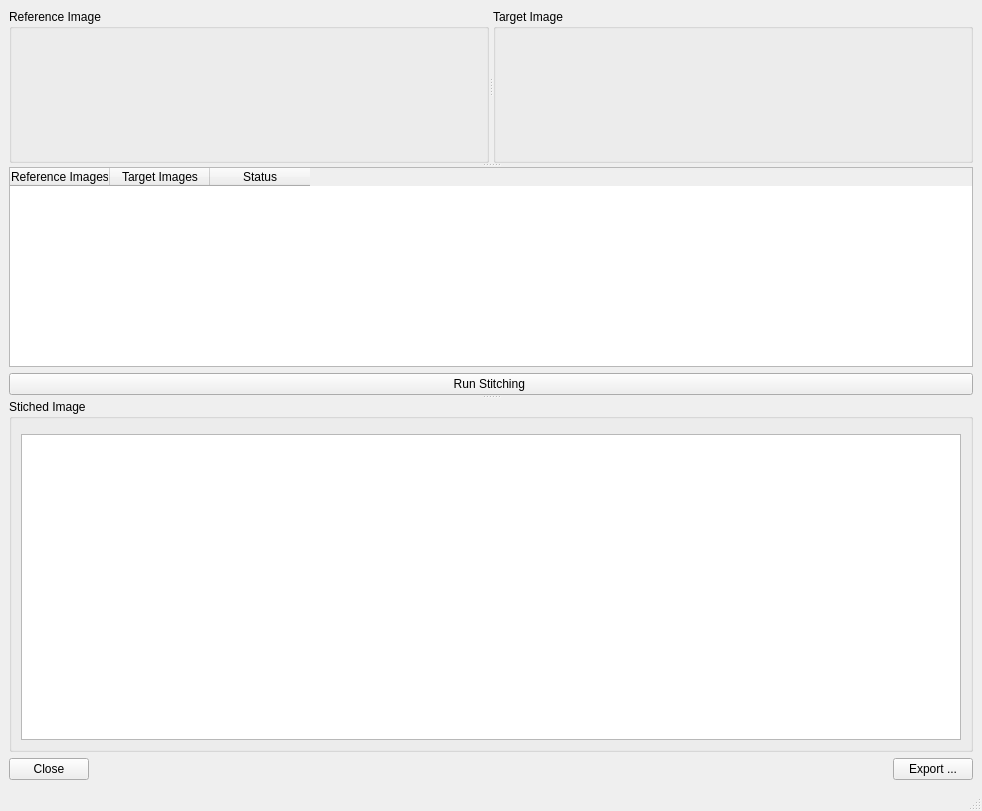
The window that ui/ui_panoramic_stitching.ui (neutronimaging/python_notebooks) describes before a commit, drawn with Qt 5.
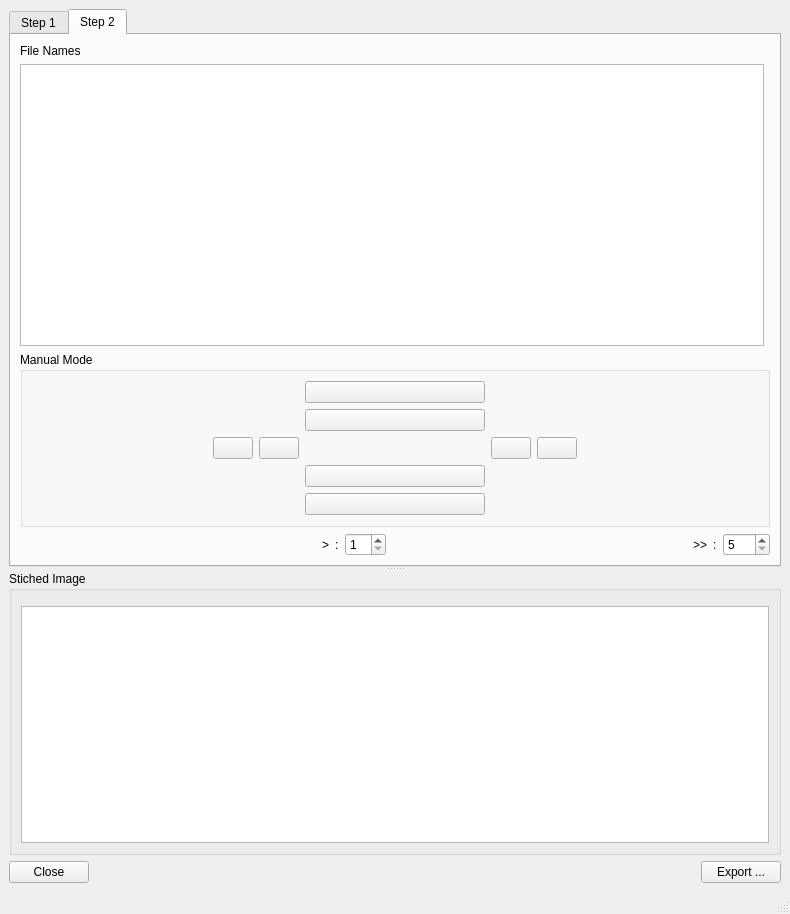
The same window after the commit. The open tabs and pages were chosen to show the change.

Commit message: Modified panoramic stitching ui to add manual mode

Patch:
```diff
--- a/ui/ui_panoramic_stitching.ui
+++ b/ui/ui_panoramic_stitching.ui
@@ -6,21 +6,28 @@
    <rect>
     <x>0</x>
     <y>0</y>
-    <width>982</width>
-    <height>811</height>
+    <width>790</width>
+    <height>914</height>
    </rect>
   </property>
   <property name="windowTitle">
    <string>MainWindow</string>
   </property>
   <widget class="QWidget" name="centralwidget">
-   <layout class="QVBoxLayout" name="verticalLayout_5">
+   <layout class="QVBoxLayout" name="verticalLayout_8">
     <item>
-     <widget class="QSplitter" name="main_vertical_splitter">
+     <widget class="QSplitter" name="splitter">
       <property name="orientation">
        <enum>Qt::Vertical</enum>
       </property>
-      <widget class="QWidget" name="layoutWidget">
+      <widget class="QTabWidget" name="tabWidget">
+       <property name="currentIndex">
+        <number>0</number>
+       </property>
+       <widget class="QWidget" name="tab">
+        <attribute name="title">
+         <string>Step 1</string>
+        </attribute>
        <layout class="QVBoxLayout" name="verticalLayout_4">
         <item>
          <widget class="QSplitter" name="splitter_between_previews_and_table">
@@ -103,6 +110,221 @@
         </item>
        </layout>
       </widget>
+       <widget class="QWidget" name="tab_2">
+        <attribute name="title">
+         <string>Step 2</string>
+        </attribute>
+        <layout class="QVBoxLayout" name="verticalLayout_7">
+         <item>
+          <layout class="QHBoxLayout" name="horizontalLayout_5">
+           <item>
+            <layout class="QVBoxLayout" name="verticalLayout_6">
+             <item>
+              <widget class="QLabel" name="label">
+               <property name="text">
+                <string>File Names</string>
+               </property>
+              </widget>
+             </item>
+             <item>
+              <widget class="QListView" name="listView"/>
+             </item>
+            </layout>
+           </item>
+           <item>
+            <widget class="QWidget" name="preview_widget" native="true"/>
+           </item>
+          </layout>
+         </item>
+         <item>
+          <widget class="QGroupBox" name="groupBox_4">
+           <property name="title">
+            <string>Manual Mode</string>
+           </property>
+           <layout class="QVBoxLayout" name="verticalLayout_5">
+            <item>
+             <layout class="QGridLayout" name="gridLayout">
+              <item row="0" column="3">
+               <widget class="QPushButton" name="up_up_button">
+                <property name="text">
+                 <string/>
+                </property>
+               </widget>
+              </item>
+              <item row="1" column="3">
+               <widget class="QPushButton" name="up_button">
+                <property name="text">
+                 <string/>
+                </property>
+               </widget>
+              </item>
+              <item row="2" column="0">
+               <spacer name="horizontalSpacer_3">
+                <property name="orientation">
+                 <enum>Qt::Horizontal</enum>
+                </property>
+                <property name="sizeHint" stdset="0">
+                 <size>
+                  <width>40</width>
+                  <height>20</height>
+                 </size>
+                </property>
+               </spacer>
+              </item>
+              <item row="2" column="1">
+               <widget class="QPushButton" name="left_left_button">
+                <property name="text">
+                 <string/>
+                </property>
+               </widget>
+              </item>
+              <item row="2" column="2">
+               <widget class="QPushButton" name="left_button">
+                <property name="text">
+                 <string/>
+                </property>
+               </widget>
+              </item>
+              <item row="2" column="3">
+               <spacer name="horizontalSpacer_2">
+                <property name="orientation">
+                 <enum>Qt::Horizontal</enum>
+                </property>
+                <property name="sizeHint" stdset="0">
+                 <size>
+                  <width>40</width>
+                  <height>20</height>
+                 </size>
+                </property>
+               </spacer>
+              </item>
+              <item row="2" column="4">
+               <widget class="QPushButton" name="right_button">
+                <property name="text">
+                 <string/>
+                </property>
+               </widget>
+              </item>
+              <item row="2" column="5">
+               <widget class="QPushButton" name="right_right_button">
+                <property name="text">
+                 <string/>
+                </property>
+               </widget>
+              </item>
+              <item row="2" column="6">
+               <spacer name="horizontalSpacer_4">
+                <property name="orientation">
+                 <enum>Qt::Horizontal</enum>
+                </property>
+                <property name="sizeHint" stdset="0">
+                 <size>
+                  <width>40</width>
+                  <height>20</height>
+                 </size>
+                </property>
+               </spacer>
+              </item>
+              <item row="3" column="3">
+               <widget class="QPushButton" name="down_button">
+                <property name="text">
+                 <string/>
+                </property>
+               </widget>
+              </item>
+              <item row="4" column="3">
+               <widget class="QPushButton" name="down_down_button">
+                <property name="text">
+                 <string/>
+                </property>
+               </widget>
+              </item>
+             </layout>
+            </item>
+           </layout>
+          </widget>
+         </item>
+         <item>
+          <layout class="QHBoxLayout" name="horizontalLayout_4">
+           <item>
+            <spacer name="horizontalSpacer_6">
+             <property name="orientation">
+              <enum>Qt::Horizontal</enum>
+             </property>
+             <property name="sizeHint" stdset="0">
+              <size>
+               <width>40</width>
+               <height>20</height>
+              </size>
+             </property>
+            </spacer>
+           </item>
+           <item>
+            <widget class="QLabel" name="label_2">
+             <property name="text">
+              <string>&gt;</string>
+             </property>
+            </widget>
+           </item>
+           <item>
+            <widget class="QLabel" name="label_3">
+             <property name="text">
+              <string>:</string>
+             </property>
+            </widget>
+           </item>
+           <item>
+            <widget class="QSpinBox" name="spinBox">
+             <property name="minimum">
+              <number>1</number>
+             </property>
+             <property name="maximum">
+              <number>10</number>
+             </property>
+            </widget>
+           </item>
+           <item>
+            <spacer name="horizontalSpacer_5">
+             <property name="orientation">
+              <enum>Qt::Horizontal</enum>
+             </property>
+             <property name="sizeHint" stdset="0">
+              <size>
+               <width>40</width>
+               <height>20</height>
+              </size>
+             </property>
+            </spacer>
+           </item>
+           <item>
+            <widget class="QLabel" name="label_5">
+             <property name="text">
+              <string>&gt;&gt;</string>
+             </property>
+            </widget>
+           </item>
+           <item>
+            <widget class="QLabel" name="label_4">
+             <property name="text">
+              <string>:</string>
+             </property>
+            </widget>
+           </item>
+           <item>
+            <widget class="QSpinBox" name="spinBox_2">
+             <property name="minimum">
+              <number>5</number>
+             </property>
+             <property name="maximum">
+              <number>100</number>
+             </property>
+            </widget>
+           </item>
+          </layout>
+         </item>
+        </layout>
+       </widget>
+      </widget>
       <widget class="QGroupBox" name="groupBox_3">
        <property name="baseSize">
         <size>
```
Left out of the diff: 2 changed lines with no effect on the pictures. Lines whose indentation alone changed are shown as unchanged. The commit also changes 2 other files.
